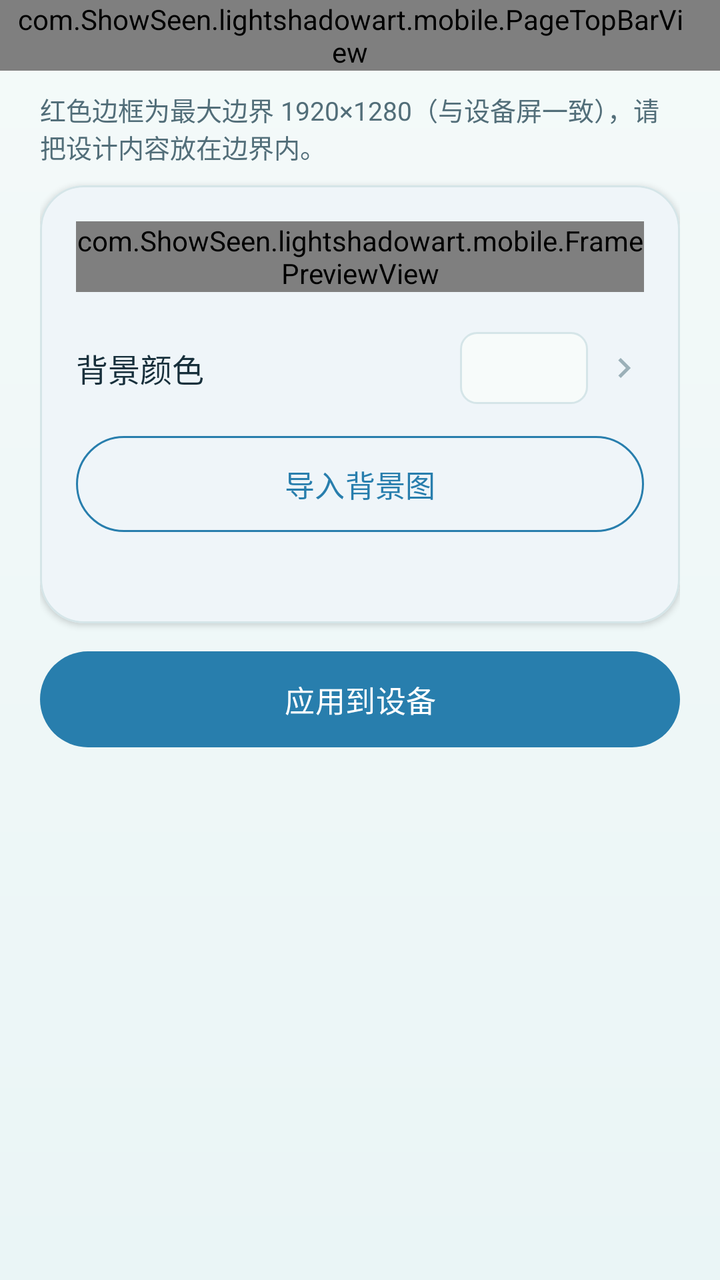
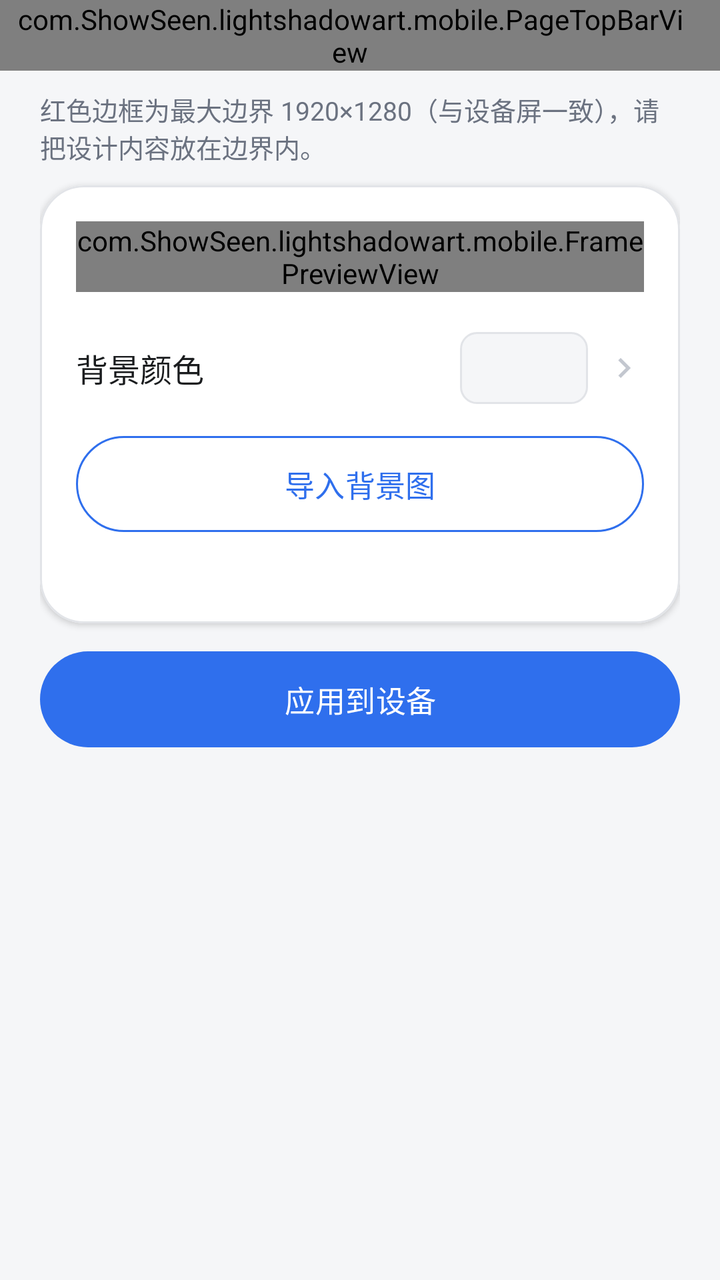

An Android layout rendered at two revisions. The XML below is the earlier revision; the diff shows what the commit changed to produce the second picture.
<!-- AndroidManifest.xml: application theme Theme.LightShadowArtPhone -->
<!-- res/layout/activity_backgrounds.xml -->
<?xml version="1.0" encoding="utf-8"?>
<LinearLayout xmlns:android="http://schemas.android.com/apk/res/android"
    xmlns:app="http://schemas.android.com/apk/res-auto"
    android:layout_width="match_parent"
    android:layout_height="match_parent"
    android:background="@drawable/bg_app_gradient"
    android:orientation="vertical">

    <com.ShowSeen.lightshadowart.mobile.PageTopBarView
        android:id="@+id/backgrounds_top_bar"
        android:layout_width="match_parent"
        android:layout_height="wrap_content"
        android:paddingStart="8dp"
        android:paddingEnd="@dimen/card_padding" />

    <ScrollView
        android:layout_width="match_parent"
        android:layout_height="0dp"
        android:layout_weight="1"
        android:clipToPadding="false"
        android:fillViewport="true">

        <LinearLayout
            android:layout_width="match_parent"
            android:layout_height="wrap_content"
            android:orientation="vertical"
            android:paddingStart="@dimen/page_horizontal_padding"
            android:paddingTop="@dimen/item_gap"
            android:paddingEnd="@dimen/page_horizontal_padding"
            android:paddingBottom="@dimen/page_vertical_padding">

            <TextView
                android:id="@+id/tv_backgrounds_hint"
                style="@style/Text.Hint"
                android:layout_width="match_parent"
                android:layout_height="wrap_content"
                android:text="@string/frame_style_boundary_hint" />

            <com.google.android.material.card.MaterialCardView
                style="@style/SurfaceCard"
                android:layout_width="match_parent"
                android:layout_height="wrap_content"
                android:layout_marginTop="@dimen/item_gap">

                <LinearLayout
                    android:layout_width="match_parent"
                    android:layout_height="wrap_content"
                    android:orientation="vertical"
                    android:padding="@dimen/card_padding">

                    
                    <com.ShowSeen.lightshadowart.mobile.FramePreviewView
                        android:id="@+id/view_backgrounds_preview"
                        android:layout_width="match_parent"
                        android:layout_height="wrap_content" />

                    <LinearLayout
                        android:id="@+id/row_backgrounds_color"
                        android:layout_width="match_parent"
                        android:layout_height="wrap_content"
                        android:layout_marginTop="@dimen/section_gap"
                        android:background="?attr/selectableItemBackground"
                        android:clickable="true"
                        android:focusable="true"
                        android:gravity="center_vertical"
                        android:minHeight="@dimen/touch_min_height"
                        android:orientation="horizontal">

                        <TextView
                            style="@style/Text.RowTitle"
                            android:layout_width="0dp"
                            android:layout_height="wrap_content"
                            android:layout_weight="1"
                            android:text="@string/frame_background_color" />

                        <View
                            android:id="@+id/view_backgrounds_color_preview"
                            android:layout_width="64dp"
                            android:layout_height="36dp"
                            android:background="@drawable/bg_media_placeholder" />

                        <ImageView
                            android:layout_width="20dp"
                            android:layout_height="20dp"
                            android:layout_marginStart="8dp"
                            android:contentDescription="@null"
                            android:src="@drawable/ic_chevron_right" />
                    </LinearLayout>

                    <com.google.android.material.button.MaterialButton
                        android:id="@+id/btn_backgrounds_import"
                        style="@style/PillButton.Outlined"
                        android:layout_width="match_parent"
                        android:layout_height="wrap_content"
                        android:layout_marginTop="@dimen/item_gap"
                        android:text="@string/frame_style_import" />

                    <TextView
                        android:id="@+id/tv_backgrounds_status"
                        style="@style/Text.Hint"
                        android:layout_width="match_parent"
                        android:layout_height="wrap_content"
                        android:layout_marginTop="@dimen/item_gap" />
                </LinearLayout>
            </com.google.android.material.card.MaterialCardView>

            <com.google.android.material.button.MaterialButton
                android:id="@+id/btn_backgrounds_apply"
                style="@style/PillButton"
                android:layout_width="match_parent"
                android:layout_height="wrap_content"
                android:layout_marginTop="@dimen/section_gap"
                android:text="@string/frame_style_apply" />
        </LinearLayout>
    </ScrollView>
</LinearLayout>
<!-- resources referenced by this layout -->
<resources>
  <dimen name="card_padding">18dp</dimen>
  <dimen name="item_gap">10dp</dimen>
  <dimen name="page_horizontal_padding">20dp</dimen>
  <dimen name="page_vertical_padding">24dp</dimen>
  <dimen name="section_gap">14dp</dimen>
  <dimen name="touch_min_height">48dp</dimen>
  <!-- drawable bg_app_gradient (drawable) -->
  <?xml version="1.0" encoding="utf-8"?>
  <shape xmlns:android="http://schemas.android.com/apk/res/android"
      android:shape="rectangle">
      <gradient
          android:angle="270"
          android:endColor="@color/app_bg"
          android:startColor="@color/app_bg_top"
          android:type="linear" />
  </shape>
  <string name="frame_background_color">背景颜色</string>
  <string name="frame_style_apply">应用到设备</string>
  <string name="frame_style_boundary_hint">红色边框为最大边界 1920×1280（与设备屏一致），请把设计内容放在边界内。</string>
  <string name="frame_style_import">导入背景图</string>
  <style name="Text.Hint" parent="">
          <item name="android:textColor">@color/text_secondary</item>
          <item name="android:textSize">@dimen/text_hint</item>
      </style>
  <style name="Text.RowTitle" parent="">
          <item name="android:textColor">@color/text_primary</item>
          <item name="android:textSize">@dimen/text_row_title</item>
      </style>
  <style name="Theme.LightShadowArtPhone" parent="Theme.Material3.Light.NoActionBar">
          <item name="colorPrimary">@color/primary_blue</item>
          <item name="colorOnPrimary">@color/on_primary</item>
          <item name="colorPrimaryContainer">@color/accent_sky</item>
          <item name="colorOnPrimaryContainer">@color/text_primary</item>
          <item name="colorSecondary">@color/accent_teal</item>
          <item name="colorOnSecondary">@color/on_primary</item>
          <item name="colorSurface">@color/card_bg</item>
          <item name="colorOnSurface">@color/text_primary</item>
          <item name="colorSurfaceVariant">@color/card_tint</item>
          <item name="colorOnSurfaceVariant">@color/text_secondary</item>
          <item name="colorOutline">@color/divider_stroke</item>
          <item name="colorError">@color/status_destructive</item>
          <item name="colorOnError">@color/on_primary</item>
          <item name="colorControlActivated">@color/primary_blue</item>
          <item name="android:colorBackground">@color/app_bg</item>
          <item name="android:textColorPrimary">@color/text_primary</item>
          <item name="android:textColorSecondary">@color/text_secondary</item>
          <item name="android:statusBarColor">@color/app_bg</item>
          <item name="android:windowLightStatusBar">true</item>
          <item name="android:navigationBarColor">@color/app_bg</item>
          <item name="android:windowLightNavigationBar" tools:targetApi="o_mr1">true</item>
      </style>
  <color name="app_bg">#EAF5F6</color>
  <color name="app_bg_top">#F4FAF9</color>
  <color name="card_tint">#F7FBFA</color>
  <dimen name="divider_width">1dp</dimen>
  <color name="divider_stroke">#D5E5E8</color>
  <dimen name="corner_image">8dp</dimen>
  <color name="icon_muted">@color/text_disabled</color>
  <dimen name="text_button">15sp</dimen>
  <dimen name="corner_pill">28dp</dimen>
  <color name="primary_blue">#287EAD</color>
  <color name="card_bg">#FFFFFF</color>
  <dimen name="corner_large">22dp</dimen>
  <dimen name="card_elevation">2dp</dimen>
  <color name="text_secondary">#526E79</color>
  <dimen name="text_hint">13sp</dimen>
  <color name="text_primary">#172F3B</color>
  <dimen name="text_row_title">16sp</dimen>
  <color name="on_primary">#FFFFFF</color>
  <color name="accent_sky">#B8E0EA</color>
  <color name="accent_teal">#64B8BD</color>
  <color name="status_destructive">#C85C5C</color>
  <color name="text_disabled">#9BB0B8</color>
  <!-- unchanged entries left out for length: 5 -->
</resources>

<!-- the commit's change to res/layout/activity_backgrounds.xml (unified diff, before → after) -->
@@ -3,7 +3,7 @@
     xmlns:app="http://schemas.android.com/apk/res-auto"
     android:layout_width="match_parent"
     android:layout_height="match_parent"
-    android:background="@drawable/bg_app_gradient"
+    android:background="@color/app_bg"
     android:orientation="vertical">
 
     <com.ShowSeen.lightshadowart.mobile.PageTopBarView
<!-- resource entries referenced after the edit -->
@@ -6,16 +6,6 @@
   <dimen name="page_vertical_padding">24dp</dimen>
   <dimen name="section_gap">14dp</dimen>
   <dimen name="touch_min_height">48dp</dimen>
-  <!-- drawable bg_app_gradient (drawable) -->
-  <?xml version="1.0" encoding="utf-8"?>
-  <shape xmlns:android="http://schemas.android.com/apk/res/android"
-      android:shape="rectangle">
-      <gradient
-          android:angle="270"
-          android:endColor="@color/app_bg"
-          android:startColor="@color/app_bg_top"
-          android:type="linear" />
-  </shape>
   <string name="frame_background_color">背景颜色</string>
   <string name="frame_style_apply">应用到设备</string>
   <string name="frame_style_boundary_hint">红色边框为最大边界 1920×1280（与设备屏一致），请把设计内容放在边界内。</string>
@@ -31,9 +21,9 @@
   <style name="Theme.LightShadowArtPhone" parent="Theme.Material3.Light.NoActionBar">
           <item name="colorPrimary">@color/primary_blue</item>
           <item name="colorOnPrimary">@color/on_primary</item>
-          <item name="colorPrimaryContainer">@color/accent_sky</item>
+          <item name="colorPrimaryContainer">@color/primary_soft</item>
           <item name="colorOnPrimaryContainer">@color/text_primary</item>
-          <item name="colorSecondary">@color/accent_teal</item>
+          <item name="colorSecondary">@color/primary_blue</item>
           <item name="colorOnSecondary">@color/on_primary</item>
           <item name="colorSurface">@color/card_bg</item>
           <item name="colorOnSurface">@color/text_primary</item>
@@ -50,29 +40,29 @@
           <item name="android:windowLightStatusBar">true</item>
           <item name="android:navigationBarColor">@color/app_bg</item>
           <item name="android:windowLightNavigationBar" tools:targetApi="o_mr1">true</item>
+          
+          <item name="elevationOverlayEnabled">false</item>
       </style>
-  <color name="app_bg">#EAF5F6</color>
-  <color name="app_bg_top">#F4FAF9</color>
-  <color name="card_tint">#F7FBFA</color>
+  <color name="app_bg">#F5F6F8</color>
+  <color name="card_tint">#F5F6F8</color>
   <dimen name="divider_width">1dp</dimen>
-  <color name="divider_stroke">#D5E5E8</color>
+  <color name="divider_stroke">#E2E4E8</color>
   <dimen name="corner_image">8dp</dimen>
   <color name="icon_muted">@color/text_disabled</color>
   <dimen name="text_button">15sp</dimen>
   <dimen name="corner_pill">28dp</dimen>
-  <color name="primary_blue">#287EAD</color>
+  <color name="primary_blue">#2F6FED</color>
   <color name="card_bg">#FFFFFF</color>
   <dimen name="corner_large">22dp</dimen>
   <dimen name="card_elevation">2dp</dimen>
-  <color name="text_secondary">#526E79</color>
+  <color name="text_secondary">#6B7280</color>
   <dimen name="text_hint">13sp</dimen>
-  <color name="text_primary">#172F3B</color>
+  <color name="text_primary">#1A1C1E</color>
   <dimen name="text_row_title">16sp</dimen>
   <color name="on_primary">#FFFFFF</color>
-  <color name="accent_sky">#B8E0EA</color>
-  <color name="accent_teal">#64B8BD</color>
-  <color name="status_destructive">#C85C5C</color>
-  <color name="text_disabled">#9BB0B8</color>
+  <color name="primary_soft">#E9EFFD</color>
+  <color name="status_destructive">#C0392B</color>
+  <color name="text_disabled">#C3C7CF</color>
   <!-- unchanged entries left out for length: 5 -->
 </resources>
 
